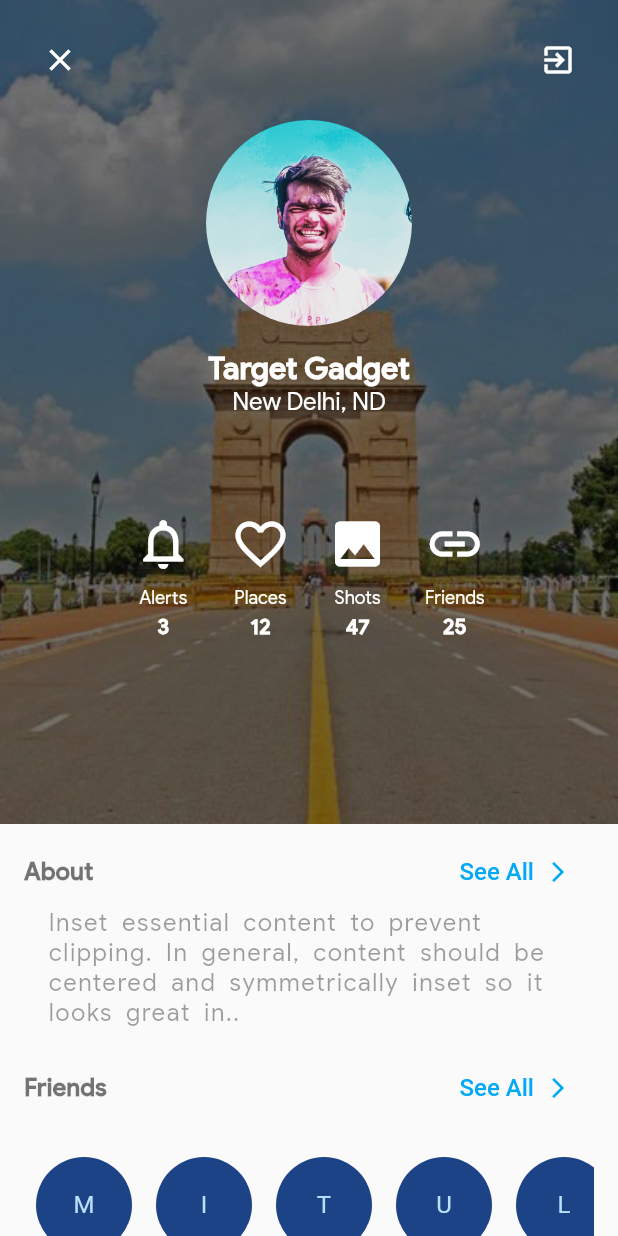
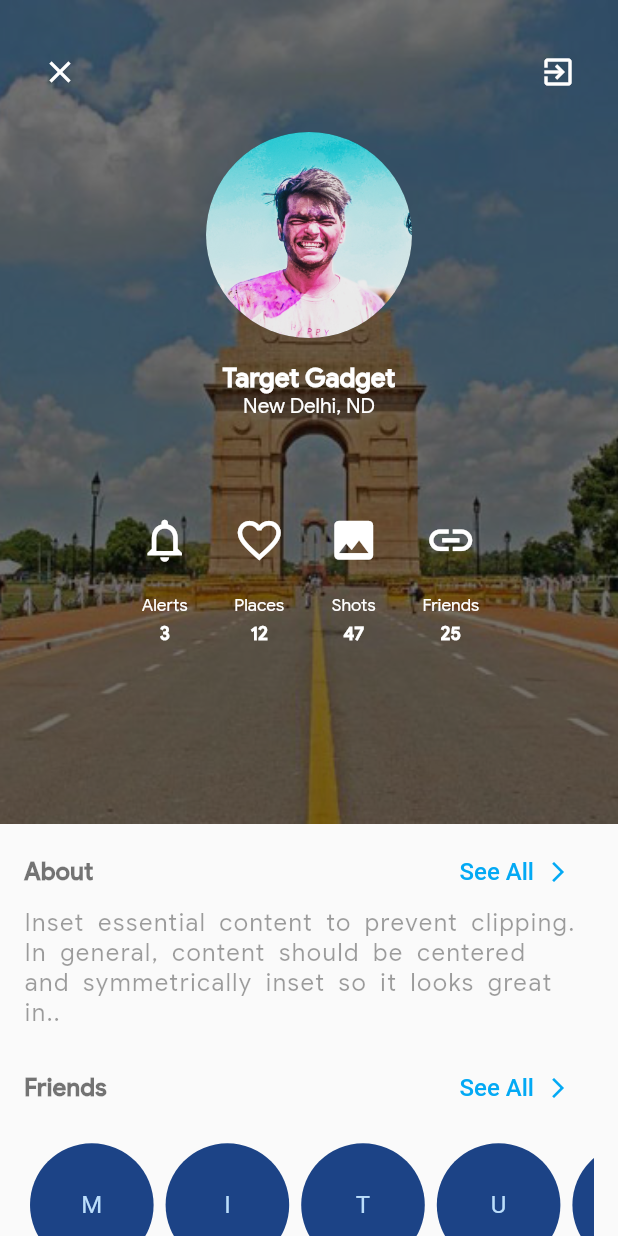
Before and after one commit to mitulgautam/ui_challenege, a Flutter app: the screen it shows after launch, on a phone screen of 412 x 824 dp. Run offline on Flutter 3.47's test engine with Material 2 defaults, Android fonts, the phone set to English and light mode, and no system bars; our stand-ins replace eva_icons_flutter.

Commit message:
some minor changes

```diff
--- a/lib/bottomFront.dart
+++ b/lib/bottomFront.dart
@@ -3,10 +3,12 @@ import 'dart:math';
 import 'package:flutter/material.dart';
 
 class Bottom extends StatelessWidget {
-  final friendList = ['M', 'I', 'T', 'U', 'L', 'T', 'A', 'N', 'Y', 'A'];
+  final friendList = ['M', 'I', 'T', 'U', 'L'];
 
   @override
   Widget build(BuildContext context) {
+    final Size size = MediaQuery.of(context).size;
+
     return Column(
       children: <Widget>[
         Row(
@@ -42,7 +44,7 @@ class Bottom extends StatelessWidget {
           ],
         ),
         Padding(
-          padding: const EdgeInsets.only(left: 16.0, right: 8.0),
+          padding: const EdgeInsets.only(left: 0.0, right: 8.0),
           child: Text(
             'Inset essential content to prevent clipping. In general, content should be centered and symmetrically inset so it looks great in..',
             style: TextStyle(
@@ -97,18 +99,19 @@ class Bottom extends StatelessWidget {
             itemBuilder: (BuildContext context, int index) => _friends(
                 friendList[index],
                 Color((Random().nextDouble() * 0xFFFFFF).toInt() << 0)
-                    .withOpacity(1.0)),
+                    .withOpacity(1.0),
+                size),
           ),
         )
       ],
     );
   }
 
-  Widget _friends(String text, Color color) {
+  Widget _friends(String text, Color color, Size size) {
     return Padding(
-      padding: const EdgeInsets.all(8.0),
+      padding: const EdgeInsets.all(4.0),
       child: CircleAvatar(
-        minRadius: 32.0,
+        minRadius: size.width/10,
         child: Text(text),
         backgroundColor: color,
       ),
--- a/lib/profileFront.dart
+++ b/lib/profileFront.dart
@@ -14,7 +14,7 @@ class Front extends StatelessWidget {
       child: Column(
         children: <Widget>[
           Container(
-            margin: EdgeInsets.only(left: 16.0, right: 16.0,top: 16.0),
+            margin: EdgeInsets.only(left: 16.0, right: 16.0, top: 24.0),
             child: Row(
               mainAxisAlignment: MainAxisAlignment.spaceBetween,
               children: <Widget>[
@@ -49,7 +49,7 @@ class Front extends StatelessWidget {
           Text(
             "Target Gadget",
             style: TextStyle(
-                fontSize: 20.0,
+                fontSize: size.width / 24,
                 fontFamily: 'Google',
                 fontWeight: FontWeight.bold,
                 color: Colors.white),
@@ -57,7 +57,9 @@ class Front extends StatelessWidget {
           Text(
             "New Delhi, ND",
             style: TextStyle(
-                fontSize: 16.0, fontFamily: 'Google', color: Colors.white),
+                fontSize: size.width / 30,
+                fontFamily: 'Google',
+                color: Colors.white),
           ),
           Container(
             height: 64.0,
@@ -67,10 +69,10 @@ class Front extends StatelessWidget {
             child: Row(
               mainAxisAlignment: MainAxisAlignment.spaceEvenly,
               children: <Widget>[
-                _hCard(Icons.notifications_none, 'Alerts', 3),
-                _hCard(Icons.favorite_border, 'Places', 12),
-                _hCard(Icons.image, 'Shots', 47),
-                _hCard(Icons.link, 'Friends', 25)
+                _hCard(Icons.notifications_none, 'Alerts', 3, size),
+                _hCard(Icons.favorite_border, 'Places', 12, size),
+                _hCard(Icons.image, 'Shots', 47, size),
+                _hCard(Icons.link, 'Friends', 25, size)
               ],
             ),
           )
@@ -79,21 +81,23 @@ class Front extends StatelessWidget {
     );
   }
 
-  Widget _hCard(IconData icon, String text, int count) {
+  Widget _hCard(IconData icon, String text, int count, Size size) {
     return Column(
       children: <Widget>[
         Icon(
           icon,
           color: Colors.white,
-          size: 40.0,
+          size: size.width / 12,
         ),
         Container(
-          height: 8.0,
+          height: size.width / 22,
         ),
         Text(
           text,
           style: TextStyle(
-              fontSize: 12.0, color: Colors.white, fontFamily: 'Google'),
+              fontSize: size.width / 36,
+              color: Colors.white,
+              fontFamily: 'Google'),
         ),
         Container(
           height: 4.0,
@@ -101,7 +105,7 @@ class Front extends StatelessWidget {
         Text(
           count.toString(),
           style: TextStyle(
-              fontSize: 14.0,
+              fontSize: size.width / 34,
               color: Colors.white,
               fontFamily: 'Google',
               fontWeight: FontWeight.bold),
```
